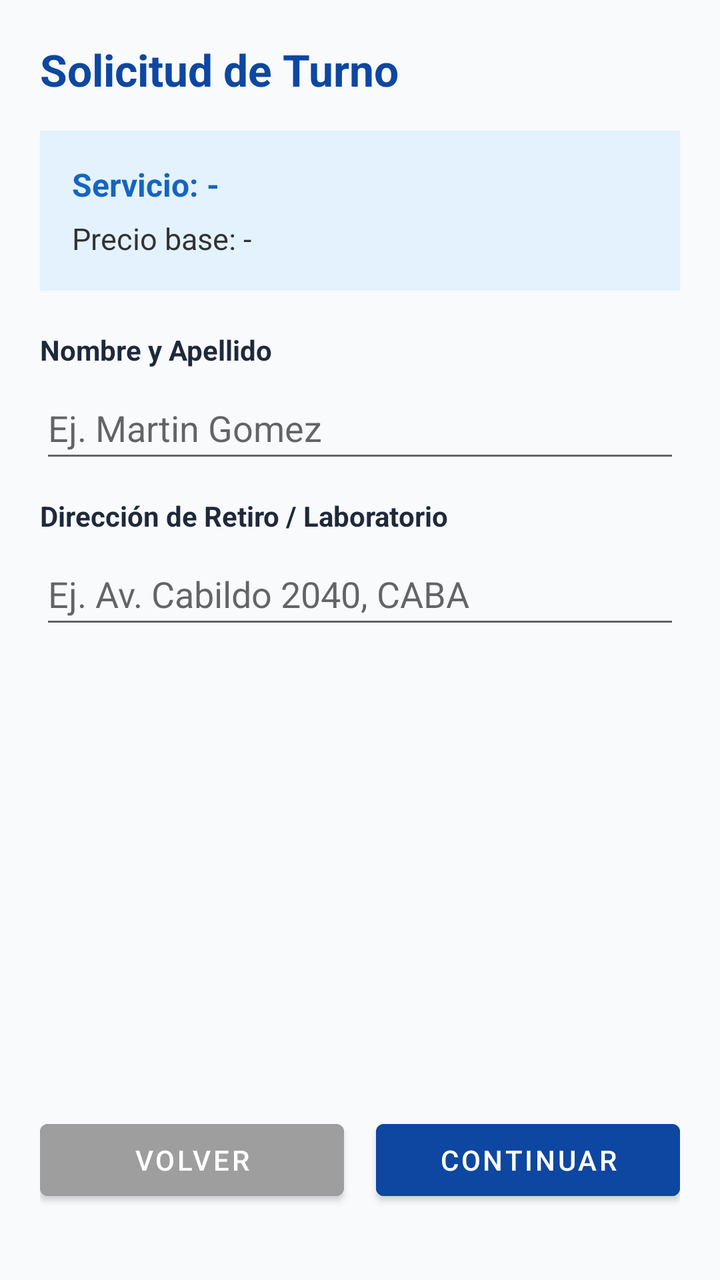
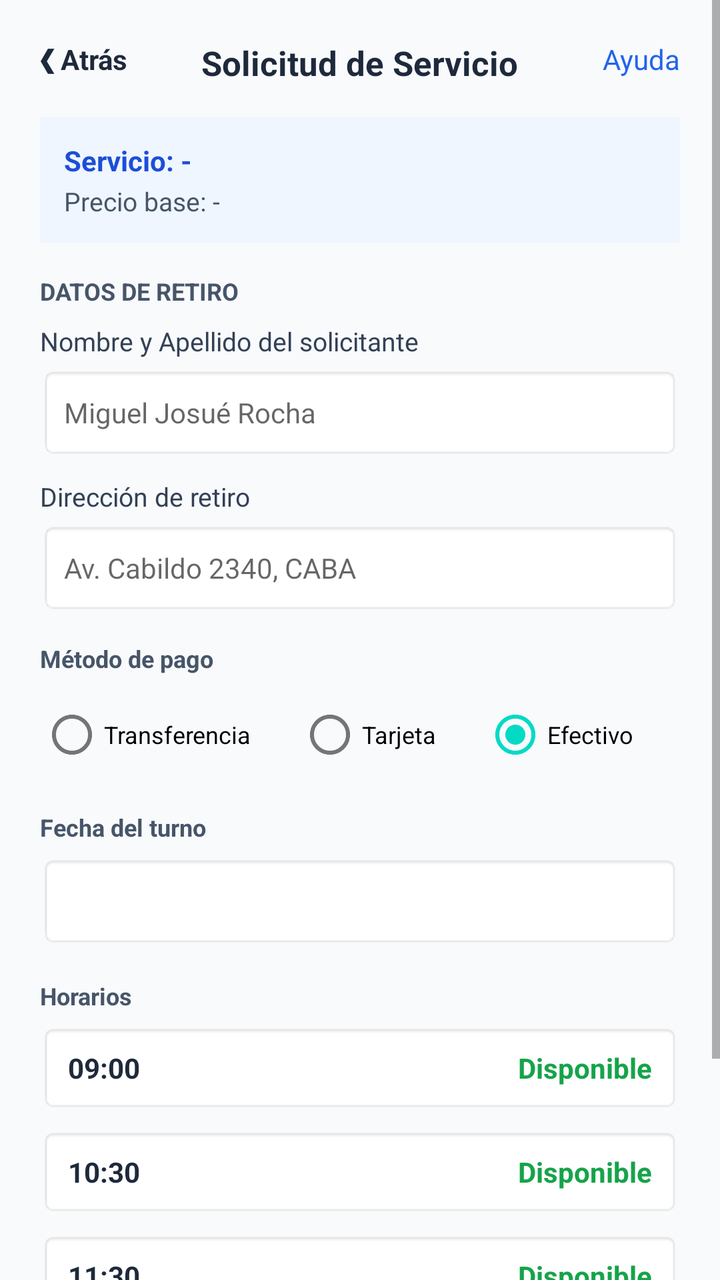

Before-and-after screenshots of an Android layout around one commit, followed by the original layout XML and the change that was made.
<!-- AndroidManifest.xml: application theme Theme.TechQuote -->
<!-- res/layout/activity_solicitud.xml -->
<?xml version="1.0" encoding="utf-8"?>
<androidx.constraintlayout.widget.ConstraintLayout xmlns:android="http://schemas.android.com/apk/res/android"
    xmlns:app="http://schemas.android.com/apk/res-auto"
    android:id="@+id/layoutSolicitud"
    android:layout_width="match_parent"
    android:layout_height="match_parent"
    android:background="#F8FAFC"
    android:padding="20dp">

    
    <TextView
        android:id="@+id/txtHeaderTitulo"
        android:layout_width="wrap_content"
        android:layout_height="wrap_content"
        android:text="Solicitud de Turno"
        android:textColor="#0D47A1"
        android:textSize="22sp"
        android:textStyle="bold"
        app:layout_constraintStart_toStartOf="parent"
        app:layout_constraintTop_toTopOf="parent" />

    
    <LinearLayout
        android:id="@+id/cardServicioSeleccionado"
        android:layout_width="0dp"
        android:layout_height="wrap_content"
        android:layout_marginTop="16dp"
        android:background="#E3F2FD"
        android:orientation="vertical"
        android:padding="16dp"
        app:layout_constraintEnd_toEndOf="parent"
        app:layout_constraintStart_toStartOf="parent"
        app:layout_constraintTop_toBottomOf="@id/txtHeaderTitulo">

        <TextView
            android:id="@+id/txtServicioNombre"
            android:layout_width="wrap_content"
            android:layout_height="wrap_content"
            android:text="Servicio: -"
            android:textColor="#1565C0"
            android:textSize="16sp"
            android:textStyle="bold" />

        <TextView
            android:id="@+id/txtServicioPrecio"
            android:layout_width="wrap_content"
            android:layout_height="wrap_content"
            android:layout_marginTop="6dp"
            android:text="Precio base: -"
            android:textColor="#333333"
            android:textSize="15sp" />
    </LinearLayout>

    
    <LinearLayout
        android:id="@+id/formDatosCliente"
        android:layout_width="0dp"
        android:layout_height="wrap_content"
        android:layout_marginTop="20dp"
        android:orientation="vertical"
        app:layout_constraintEnd_toEndOf="parent"
        app:layout_constraintStart_toStartOf="parent"
        app:layout_constraintTop_toBottomOf="@id/cardServicioSeleccionado">

        <TextView
            android:layout_width="wrap_content"
            android:layout_height="wrap_content"
            android:text="Nombre y Apellido"
            android:textColor="#1E293B"
            android:textStyle="bold" />

        <EditText
            android:id="@+id/etNombreCliente"
            android:layout_width="match_parent"
            android:layout_height="48dp"
            android:layout_marginTop="4dp"
            android:hint="Ej. Martin Gomez"
            android:inputType="textPersonName" />

        <TextView
            android:layout_width="wrap_content"
            android:layout_height="wrap_content"
            android:layout_marginTop="12dp"
            android:text="Dirección de Retiro / Laboratorio"
            android:textColor="#1E293B"
            android:textStyle="bold" />

        <EditText
            android:id="@+id/etDireccionCliente"
            android:layout_width="match_parent"
            android:layout_height="48dp"
            android:layout_marginTop="4dp"
            android:hint="Ej. Av. Cabildo 2040, CABA"
            android:inputType="textPostalAddress" />
    </LinearLayout>

    
    <Button
        android:id="@+id/btnVolver"
        android:layout_width="0dp"
        android:layout_height="wrap_content"
        android:layout_marginEnd="8dp"
        android:layout_marginBottom="16dp"
        android:backgroundTint="#9E9E9E"
        android:text="Volver"
        android:textColor="#FFFFFF"
        app:layout_constraintBottom_toBottomOf="parent"
        app:layout_constraintEnd_toStartOf="@id/btnContinuarResumen"
        app:layout_constraintStart_toStartOf="parent" />

    
    <Button
        android:id="@+id/btnContinuarResumen"
        android:layout_width="0dp"
        android:layout_height="wrap_content"
        android:layout_marginStart="8dp"
        android:layout_marginBottom="16dp"
        android:backgroundTint="#0D47A1"
        android:text="Continuar"
        android:textColor="#FFFFFF"
        app:layout_constraintBottom_toBottomOf="parent"
        app:layout_constraintEnd_toEndOf="parent"
        app:layout_constraintStart_toEndOf="@id/btnVolver" />

</androidx.constraintlayout.widget.ConstraintLayout>
<!-- resources referenced by this layout -->
<resources>
  <style name="Theme.TechQuote" parent="Theme.MaterialComponents.DayNight.DarkActionBar">
          
          <item name="colorPrimary">@color/purple_500</item>
          <item name="colorPrimaryVariant">@color/purple_700</item>
          <item name="colorOnPrimary">@color/white</item>
          
          <item name="colorSecondary">@color/teal_200</item>
          <item name="colorSecondaryVariant">@color/teal_700</item>
          <item name="colorOnSecondary">@color/black</item>
          
          <item name="android:statusBarColor">?attr/colorPrimaryVariant</item>
          
      </style>
  <color name="purple_500">#FF6200EE</color>
  <color name="purple_700">#FF3700B3</color>
  <color name="white">#FFFFFFFF</color>
  <color name="teal_200">#FF03DAC5</color>
  <color name="teal_700">#FF018786</color>
  <color name="black">#FF000000</color>
</resources>

<!-- the commit's change to res/layout/activity_solicitud.xml (unified diff, before → after) -->
@@ -1,125 +1,339 @@
 <?xml version="1.0" encoding="utf-8"?>
-<androidx.constraintlayout.widget.ConstraintLayout xmlns:android="http://schemas.android.com/apk/res/android"
+<ScrollView xmlns:android="http://schemas.android.com/apk/res/android"
     xmlns:app="http://schemas.android.com/apk/res-auto"
-    android:id="@+id/layoutSolicitud"
     android:layout_width="match_parent"
     android:layout_height="match_parent"
     android:background="#F8FAFC"
-    android:padding="20dp">
-
-    
-    <TextView
-        android:id="@+id/txtHeaderTitulo"
-        android:layout_width="wrap_content"
+    android:fillViewport="true">
+
+    <androidx.constraintlayout.widget.ConstraintLayout
+        android:layout_width="match_parent"
         android:layout_height="wrap_content"
-        android:text="Solicitud de Turno"
-        android:textColor="#0D47A1"
-        android:textSize="22sp"
-        android:textStyle="bold"
-        app:layout_constraintStart_toStartOf="parent"
-        app:layout_constraintTop_toTopOf="parent" />
-
-    
-    <LinearLayout
-        android:id="@+id/cardServicioSeleccionado"
-        android:layout_width="0dp"
-        android:layout_height="wrap_content"
-        android:layout_marginTop="16dp"
-        android:background="#E3F2FD"
-        android:orientation="vertical"
-        android:padding="16dp"
-        app:layout_constraintEnd_toEndOf="parent"
-        app:layout_constraintStart_toStartOf="parent"
-        app:layout_constraintTop_toBottomOf="@id/txtHeaderTitulo">
-
-        <TextView
-            android:id="@+id/txtServicioNombre"
-            android:layout_width="wrap_content"
-            android:layout_height="wrap_content"
-            android:text="Servicio: -"
-            android:textColor="#1565C0"
-            android:textSize="16sp"
-            android:textStyle="bold" />
-
-        <TextView
-            android:id="@+id/txtServicioPrecio"
-            android:layout_width="wrap_content"
-            android:layout_height="wrap_content"
-            android:layout_marginTop="6dp"
-            android:text="Precio base: -"
-            android:textColor="#333333"
-            android:textSize="15sp" />
-    </LinearLayout>
-
-    
-    <LinearLayout
-        android:id="@+id/formDatosCliente"
-        android:layout_width="0dp"
-        android:layout_height="wrap_content"
-        android:layout_marginTop="20dp"
-        android:orientation="vertical"
-        app:layout_constraintEnd_toEndOf="parent"
-        app:layout_constraintStart_toStartOf="parent"
-        app:layout_constraintTop_toBottomOf="@id/cardServicioSeleccionado">
-
-        <TextView
-            android:layout_width="wrap_content"
-            android:layout_height="wrap_content"
-            android:text="Nombre y Apellido"
+        android:padding="20dp">
+
+        
+        <TextView
+            android:id="@+id/btnVolver"
+            android:layout_width="wrap_content"
+            android:layout_height="wrap_content"
+            android:text="❮ Atrás"
             android:textColor="#1E293B"
-            android:textStyle="bold" />
+            android:textSize="14sp"
+            android:textStyle="bold"
+            app:layout_constraintStart_toStartOf="parent"
+            app:layout_constraintTop_toTopOf="parent" />
+
+        <TextView
+            android:id="@+id/txtHeaderTitulo"
+            android:layout_width="wrap_content"
+            android:layout_height="wrap_content"
+            android:text="Solicitud de Servicio"
+            android:textColor="#1E293B"
+            android:textSize="17sp"
+            android:textStyle="bold"
+            app:layout_constraintEnd_toEndOf="parent"
+            app:layout_constraintStart_toStartOf="parent"
+            app:layout_constraintTop_toTopOf="parent" />
+
+        <TextView
+            android:id="@+id/btnAyuda"
+            android:layout_width="wrap_content"
+            android:layout_height="wrap_content"
+            android:text="Ayuda"
+            android:textColor="#2563EB"
+            android:textSize="14sp"
+            app:layout_constraintEnd_toEndOf="parent"
+            app:layout_constraintTop_toTopOf="parent" />
+
+        
+        <LinearLayout
+            android:id="@+id/cardServicioSeleccionado"
+            android:layout_width="0dp"
+            android:layout_height="wrap_content"
+            android:layout_marginTop="16dp"
+            android:background="#EFF6FF"
+            android:orientation="vertical"
+            android:padding="12dp"
+            app:layout_constraintEnd_toEndOf="parent"
+            app:layout_constraintStart_toStartOf="parent"
+            app:layout_constraintTop_toBottomOf="@id/txtHeaderTitulo">
+
+            <TextView
+                android:id="@+id/txtServicioNombre"
+                android:layout_width="wrap_content"
+                android:layout_height="wrap_content"
+                android:text="Servicio: -"
+                android:textColor="#1D4ED8"
+                android:textSize="14sp"
+                android:textStyle="bold" />
+
+            <TextView
+                android:id="@+id/txtServicioPrecio"
+                android:layout_width="wrap_content"
+                android:layout_height="wrap_content"
+                android:layout_marginTop="2dp"
+                android:text="Precio base: -"
+                android:textColor="#475569"
+                android:textSize="13sp" />
+        </LinearLayout>
+
+        
+        <TextView
+            android:id="@+id/lblDatosRetiro"
+            android:layout_width="wrap_content"
+            android:layout_height="wrap_content"
+            android:layout_marginTop="16dp"
+            android:text="DATOS DE RETIRO"
+            android:textColor="#475569"
+            android:textSize="12sp"
+            android:textStyle="bold"
+            app:layout_constraintStart_toStartOf="parent"
+            app:layout_constraintTop_toBottomOf="@id/cardServicioSeleccionado" />
+
+        <TextView
+            android:id="@+id/lblNombre"
+            android:layout_width="wrap_content"
+            android:layout_height="wrap_content"
+            android:layout_marginTop="8dp"
+            android:text="Nombre y Apellido del solicitante"
+            android:textColor="#334155"
+            android:textSize="13sp"
+            app:layout_constraintStart_toStartOf="parent"
+            app:layout_constraintTop_toBottomOf="@id/lblDatosRetiro" />
 
         <EditText
             android:id="@+id/etNombreCliente"
-            android:layout_width="match_parent"
-            android:layout_height="48dp"
+            android:layout_width="0dp"
+            android:layout_height="46dp"
             android:layout_marginTop="4dp"
-            android:hint="Ej. Martin Gomez"
-            android:inputType="textPersonName" />
-
-        <TextView
-            android:layout_width="wrap_content"
-            android:layout_height="wrap_content"
-            android:layout_marginTop="12dp"
-            android:text="Dirección de Retiro / Laboratorio"
-            android:textColor="#1E293B"
-            android:textStyle="bold" />
+            android:background="@android:drawable/editbox_background_normal"
+            android:hint="Miguel Josué Rocha"
+            android:inputType="textPersonName"
+            android:paddingStart="12dp"
+            android:textSize="14sp"
+            app:layout_constraintEnd_toEndOf="parent"
+            app:layout_constraintStart_toStartOf="parent"
+            app:layout_constraintTop_toBottomOf="@id/lblNombre" />
+
+        <TextView
+            android:id="@+id/lblDireccion"
+            android:layout_width="wrap_content"
+            android:layout_height="wrap_content"
+            android:layout_marginTop="10dp"
+            android:text="Dirección de retiro"
+            android:textColor="#334155"
+            android:textSize="13sp"
+            app:layout_constraintStart_toStartOf="parent"
+            app:layout_constraintTop_toBottomOf="@id/etNombreCliente" />
 
         <EditText
             android:id="@+id/etDireccionCliente"
-            android:layout_width="match_parent"
-            android:layout_height="48dp"
+            android:layout_width="0dp"
+            android:layout_height="46dp"
             android:layout_marginTop="4dp"
-            android:hint="Ej. Av. Cabildo 2040, CABA"
-            android:inputType="textPostalAddress" />
-    </LinearLayout>
-
-    
-    <Button
-        android:id="@+id/btnVolver"
-        android:layout_width="0dp"
-        android:layout_height="wrap_content"
-        android:layout_marginEnd="8dp"
-        android:layout_marginBottom="16dp"
-        android:backgroundTint="#9E9E9E"
-        android:text="Volver"
-        android:textColor="#FFFFFF"
-        app:layout_constraintBottom_toBottomOf="parent"
-        app:layout_constraintEnd_toStartOf="@id/btnContinuarResumen"
-        app:layout_constraintStart_toStartOf="parent" />
-
-    
-    <Button
-        android:id="@+id/btnContinuarResumen"
-        android:layout_width="0dp"
-        android:layout_height="wrap_content"
-        android:layout_marginStart="8dp"
-        android:layout_marginBottom="16dp"
-        android:backgroundTint="#0D47A1"
-        android:text="Continuar"
-        android:textColor="#FFFFFF"
-        app:layout_constraintBottom_toBottomOf="parent"
-        app:layout_constraintEnd_toEndOf="parent"
-        app:layout_constraintStart_toEndOf="@id/btnVolver" />
-
-</androidx.constraintlayout.widget.ConstraintLayout>
+            android:background="@android:drawable/editbox_background_normal"
+            android:hint="Av. Cabildo 2340, CABA"
+            android:inputType="textPostalAddress"
+            android:paddingStart="12dp"
+            android:textSize="14sp"
+            app:layout_constraintEnd_toEndOf="parent"
+            app:layout_constraintStart_toStartOf="parent"
+            app:layout_constraintTop_toBottomOf="@id/lblDireccion" />
+
+        
+        <TextView
+            android:id="@+id/lblMetodoPago"
+            android:layout_width="wrap_content"
+            android:layout_height="wrap_content"
+            android:layout_marginTop="14dp"
+            android:text="Método de pago"
+            android:textColor="#475569"
+            android:textSize="12sp"
+            android:textStyle="bold"
+            app:layout_constraintStart_toStartOf="parent"
+            app:layout_constraintTop_toBottomOf="@id/etDireccionCliente" />
+
+        <RadioGroup
+            android:id="@+id/rgMetodoPago"
+            android:layout_width="0dp"
+            android:layout_height="wrap_content"
+            android:layout_marginTop="6dp"
+            android:orientation="horizontal"
+            app:layout_constraintEnd_toEndOf="parent"
+            app:layout_constraintStart_toStartOf="parent"
+            app:layout_constraintTop_toBottomOf="@id/lblMetodoPago">
+
+            <RadioButton
+                android:id="@+id/rbTransferencia"
+                android:layout_width="wrap_content"
+                android:layout_height="wrap_content"
+                android:layout_weight="1"
+                android:text="Transferencia"
+                android:textSize="12sp" />
+
+            <RadioButton
+                android:id="@+id/rbTarjeta"
+                android:layout_width="wrap_content"
+                android:layout_height="wrap_content"
+                android:layout_weight="1"
+                android:text="Tarjeta"
+                android:textSize="12sp" />
+
+            <RadioButton
+                android:id="@+id/rbEfectivo"
+                android:layout_width="wrap_content"
+                android:layout_height="wrap_content"
+                android:layout_weight="1"
+                android:checked="true"
+                android:text="Efectivo"
+                android:textSize="12sp" />
+        </RadioGroup>
+
+        
+        <TextView
+            android:id="@+id/lblCalendario"
+            android:layout_width="wrap_content"
+            android:layout_height="wrap_content"
+            android:layout_marginTop="14dp"
+            android:text="Fecha del turno"
+            android:textColor="#475569"
+            android:textSize="12sp"
+            android:textStyle="bold"
+            app:layout_constraintStart_toStartOf="parent"
+            app:layout_constraintTop_toBottomOf="@id/rgMetodoPago" />
+
+        <Spinner
+            android:id="@+id/spinnerFecha"
+            android:layout_width="0dp"
+            android:layout_height="46dp"
+            android:layout_marginTop="6dp"
+            android:background="@android:drawable/editbox_background_normal"
+            app:layout_constraintEnd_toEndOf="parent"
+            app:layout_constraintStart_toStartOf="parent"
+            app:layout_constraintTop_toBottomOf="@id/lblCalendario" />
+
+        
+        <TextView
+            android:id="@+id/lblHorarios"
+            android:layout_width="wrap_content"
+            android:layout_height="wrap_content"
+            android:layout_marginTop="16dp"
+            android:text="Horarios"
+            android:textColor="#475569"
+            android:textSize="12sp"
+            android:textStyle="bold"
+            app:layout_constraintStart_toStartOf="parent"
+            app:layout_constraintTop_toBottomOf="@id/spinnerFecha" />
+
+        <LinearLayout
+            android:id="@+id/layoutContenedorHorarios"
+            android:layout_width="0dp"
+            android:layout_height="wrap_content"
+            android:layout_marginTop="6dp"
+            android:orientation="vertical"
+            app:layout_constraintEnd_toEndOf="parent"
+            app:layout_constraintStart_toStartOf="parent"
+            app:layout_constraintTop_toBottomOf="@id/lblHorarios">
+
+            
+            <LinearLayout
+                android:layout_width="match_parent"
+                android:layout_height="44dp"
+                android:layout_marginBottom="8dp"
+                android:background="@android:drawable/editbox_background_normal"
+                android:gravity="center_vertical"
+                android:orientation="horizontal"
+                android:paddingStart="14dp"
+                android:paddingEnd="14dp">
+
+                <TextView
+                    android:layout_width="0dp"
+                    android:layout_height="wrap_content"
+                    android:layout_weight="1"
+                    android:text="09:00"
+                    android:textColor="#1E293B"
+                    android:textStyle="bold" />
+
+                <TextView
+                    android:layout_width="wrap_content"
+                    android:layout_height="wrap_content"
+                    android:text="Disponible"
+                    android:textColor="#16A34A"
+                    android:textStyle="bold" />
+            </LinearLayout>
+
+            
+            <LinearLayout
+                android:layout_width="match_parent"
+                android:layout_height="44dp"
+                android:layout_marginBottom="8dp"
+                android:background="@android:drawable/editbox_background_normal"
+                android:gravity="center_vertical"
+                android:orientation="horizontal"
+                android:paddingStart="14dp"
+                android:paddingEnd="14dp">
+
+                <TextView
+                    android:layout_width="0dp"
+                    android:layout_height="wrap_content"
+                    android:layout_weight="1"
+                    android:text="10:30"
+                    android:textColor="#1E293B"
+                    android:textStyle="bold" />
+
+                <TextView
+                    android:layout_width="wrap_content"
+                    android:layout_height="wrap_content"
+                    android:text="Disponible"
+                    android:textColor="#16A34A"
+                    android:textStyle="bold" />
+            </LinearLayout>
+
+            
+            <LinearLayout
+                android:layout_width="match_parent"
+                android:layout_height="44dp"
+                android:layout_marginBottom="8dp"
+                android:background="@android:drawable/editbox_background_normal"
+                android:gravity="center_vertical"
+                android:orientation="horizontal"
+                android:paddingStart="14dp"
+                android:paddingEnd="14dp">
+
+                <TextView
+                    android:layout_width="0dp"
+                    android:layout_height="wrap_content"
+                    android:layout_weight="1"
+                    android:text="11:30"
+                    android:textColor="#1E293B"
+                    android:textStyle="bold" />
+
+                <TextView
+                    android:layout_width="wrap_content"
+                    android:layout_height="wrap_content"
+                    android:text="Disponible"
+                    android:textColor="#16A34A"
+                    android:textStyle="bold" />
+            </LinearLayout>
+        </LinearLayout>
+
+        
+        <Button
+            android:id="@+id/btnContinuarResumen"
+            android:layout_width="0dp"
+            android:layout_height="50dp"
+            android:layout_marginTop="20dp"
+            android:layout_marginBottom="16dp"
+            android:backgroundTint="#1D4ED8"
+            android:text="Continuar al Resumen"
+            android:textAllCaps="false"
+            android:textColor="#FFFFFF"
+            android:textSize="15sp"
+            android:textStyle="bold"
+            app:layout_constraintBottom_toBottomOf="parent"
+            app:layout_constraintEnd_toEndOf="parent"
+            app:layout_constraintStart_toStartOf="parent"
+            app:layout_constraintTop_toBottomOf="@id/layoutContenedorHorarios" />
+
+    </androidx.constraintlayout.widget.ConstraintLayout>
+</ScrollView>
